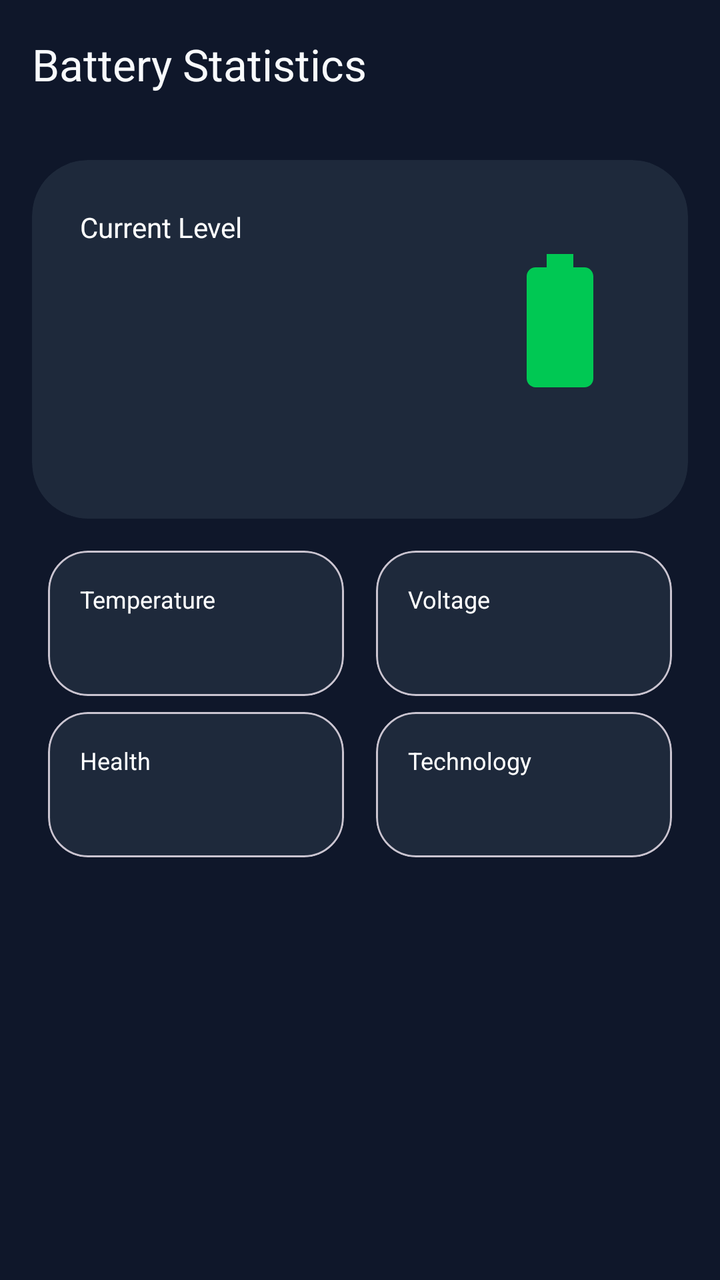
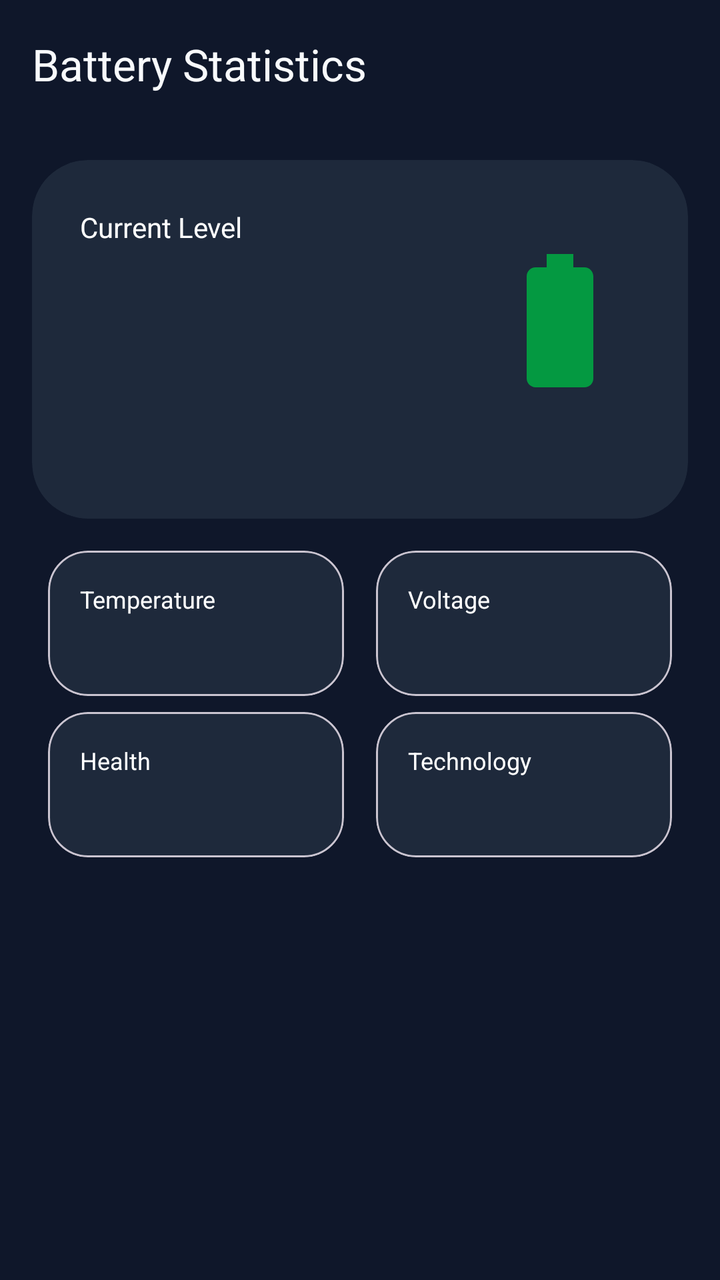

The first picture is an Android layout as it rendered before a commit; the second is the same layout after the commit. The layout source and the unified diff follow.
<!-- AndroidManifest.xml: application theme Theme.BatteryManager -->
<!-- res/layout/activity_next_page.xml -->
<?xml version="1.0" encoding="utf-8"?>
<androidx.coordinatorlayout.widget.CoordinatorLayout xmlns:android="http://schemas.android.com/apk/res/android"
    xmlns:app="http://schemas.android.com/apk/res-auto"
    xmlns:tools="http://schemas.android.com/tools"
    android:layout_width="match_parent"
    android:layout_height="match_parent"
    android:background="@color/bg_dark">

    <com.google.android.material.appbar.AppBarLayout
        android:layout_width="match_parent"
        android:layout_height="wrap_content"
        android:background="@android:color/transparent"
        app:elevation="0dp">

        <androidx.appcompat.widget.Toolbar
            android:id="@+id/toolbar"
            android:layout_width="match_parent"
            android:layout_height="?attr/actionBarSize"
            app:title="Battery Statistics"
            app:titleTextColor="@color/text_primary" />
    </com.google.android.material.appbar.AppBarLayout>

    <androidx.core.widget.NestedScrollView
        android:layout_width="match_parent"
        android:layout_height="match_parent"
        app:layout_behavior="@string/appbar_scrolling_view_behavior">

        <LinearLayout
            android:layout_width="match_parent"
            android:layout_height="wrap_content"
            android:orientation="vertical"
            android:padding="16dp">

            <com.google.android.material.card.MaterialCardView
                android:layout_width="match_parent"
                android:layout_height="wrap_content"
                app:cardBackgroundColor="@color/card_bg"
                app:cardCornerRadius="28dp"
                app:cardElevation="0dp"
                app:strokeWidth="0dp">

                <androidx.constraintlayout.widget.ConstraintLayout
                    android:layout_width="match_parent"
                    android:layout_height="wrap_content"
                    android:padding="24dp">

                    <TextView
                        android:id="@+id/tvLevelLabel"
                        android:layout_width="wrap_content"
                        android:layout_height="wrap_content"
                        android:text="@string/current_level"
                        android:textColor="@color/white"
                        android:textSize="14sp"
                        app:layout_constraintStart_toStartOf="parent"
                        app:layout_constraintTop_toTopOf="parent" />

                    <TextView
                        android:id="@+id/batteryLevelValue"
                        android:layout_width="wrap_content"
                        android:layout_height="wrap_content"
                        android:textColor="@color/green"
                        android:textSize="56sp"
                        android:textStyle="bold"
                        android:fontFamily="@font/digital"
                        app:layout_constraintStart_toStartOf="parent"
                        app:layout_constraintTop_toBottomOf="@id/tvLevelLabel" />

                    <ImageView
                        android:id="@+id/batteryIconLarge"
                        android:layout_width="80dp"
                        android:layout_height="80dp"
                        android:contentDescription="@string/battery_icon"
                        android:src="@drawable/ic_battery"
                        app:layout_constraintBottom_toBottomOf="@id/batteryLevelValue"
                        app:layout_constraintEnd_toEndOf="parent"
                        app:layout_constraintTop_toTopOf="@id/batteryLevelValue" />

                    <TextView
                        android:id="@+id/status"
                        android:layout_width="wrap_content"
                        android:layout_height="wrap_content"
                        android:layout_marginTop="16dp"
                        android:textColor="@color/text_primary"
                        android:textSize="16sp"
                        app:layout_constraintStart_toStartOf="parent"
                        app:layout_constraintTop_toBottomOf="@id/batteryLevelValue" />


                </androidx.constraintlayout.widget.ConstraintLayout>
            </com.google.android.material.card.MaterialCardView>

            <androidx.constraintlayout.widget.ConstraintLayout
                android:layout_width="match_parent"
                android:layout_height="wrap_content"
                android:layout_marginTop="8dp">


                <com.google.android.material.card.MaterialCardView
                    android:id="@+id/cardTemp"
                    android:layout_width="0dp"
                    android:layout_height="wrap_content"
                    android:layout_margin="8dp"
                    app:cardBackgroundColor="@color/card_bg"
                    app:cardCornerRadius="20dp"
                    app:cardElevation="0dp"
                    app:layout_constraintEnd_toStartOf="@+id/cardVolt"
                    app:layout_constraintHorizontal_weight="1"
                    app:layout_constraintStart_toStartOf="parent"
                    app:layout_constraintTop_toTopOf="parent">

                    <LinearLayout
                        android:layout_width="match_parent"
                        android:layout_height="wrap_content"
                        android:orientation="vertical"
                        android:padding="16dp">

                        <TextView
                            android:layout_width="wrap_content"
                            android:layout_height="wrap_content"
                            android:text="@string/temperature"
                            android:textColor="@color/white"
                            android:textSize="12sp" />

                        <TextView
                            android:id="@+id/temperature"
                            android:layout_width="wrap_content"
                            android:layout_height="wrap_content"
                            android:textColor="@color/text_primary"
                            android:textSize="18sp"
                            android:textStyle="bold" />
                    </LinearLayout>
                </com.google.android.material.card.MaterialCardView>

                <com.google.android.material.card.MaterialCardView
                    android:id="@+id/cardVolt"
                    android:layout_width="0dp"
                    android:layout_height="wrap_content"
                    android:layout_margin="8dp"
                    app:cardBackgroundColor="@color/card_bg"
                    app:cardCornerRadius="20dp"
                    app:cardElevation="0dp"
                    app:layout_constraintEnd_toEndOf="parent"
                    app:layout_constraintHorizontal_weight="1"
                    app:layout_constraintStart_toEndOf="@id/cardTemp"
                    app:layout_constraintTop_toTopOf="parent">

                    <LinearLayout
                        android:layout_width="match_parent"
                        android:layout_height="wrap_content"
                        android:orientation="vertical"
                        android:padding="16dp">

                        <TextView
                            android:layout_width="wrap_content"
                            android:layout_height="wrap_content"
                            android:text="@string/voltage"
                            android:textColor="@color/white"
                            android:textSize="12sp" />

                        <TextView
                            android:id="@+id/voltage"
                            android:layout_width="wrap_content"
                            android:layout_height="wrap_content"
                            android:textColor="@color/text_primary"
                            android:textSize="18sp"
                            android:textStyle="bold" />
                    </LinearLayout>
                </com.google.android.material.card.MaterialCardView>

                <com.google.android.material.card.MaterialCardView
                    android:id="@+id/cardHealth"
                    android:layout_width="0dp"
                    android:layout_height="wrap_content"
                    android:layout_margin="8dp"
                    app:cardBackgroundColor="@color/card_bg"
                    app:cardCornerRadius="20dp"
                    app:cardElevation="0dp"
                    app:layout_constraintEnd_toStartOf="@+id/cardTech"
                    app:layout_constraintHorizontal_weight="1"
                    app:layout_constraintStart_toStartOf="parent"
                    app:layout_constraintTop_toBottomOf="@id/cardTemp">

                    <LinearLayout
                        android:layout_width="match_parent"
                        android:layout_height="wrap_content"
                        android:orientation="vertical"
                        android:padding="16dp">

                        <TextView
                            android:layout_width="wrap_content"
                            android:layout_height="wrap_content"
                            android:text="@string/health"
                            android:textColor="@color/white"
                            android:textSize="12sp" />

                        <TextView
                            android:id="@+id/health"
                            android:layout_width="wrap_content"
                            android:layout_height="wrap_content"
                            android:textColor="@color/green"
                            android:textSize="18sp"
                            android:textStyle="bold" />
                    </LinearLayout>
                </com.google.android.material.card.MaterialCardView>

                <com.google.android.material.card.MaterialCardView
                    android:id="@+id/cardTech"
                    android:layout_width="0dp"
                    android:layout_height="wrap_content"
                    android:layout_margin="8dp"
                    app:cardBackgroundColor="@color/card_bg"
                    app:cardCornerRadius="20dp"
                    app:cardElevation="0dp"
                    app:layout_constraintEnd_toEndOf="parent"
                    app:layout_constraintHorizontal_weight="1"
                    app:layout_constraintStart_toEndOf="@id/cardHealth"
                    app:layout_constraintTop_toBottomOf="@id/cardVolt">

                    <LinearLayout
                        android:layout_width="match_parent"
                        android:layout_height="wrap_content"
                        android:orientation="vertical"
                        android:padding="16dp">

                        <TextView
                            android:layout_width="wrap_content"
                            android:layout_height="wrap_content"
                            android:text="@string/technology"
                            android:textColor="@color/white"
                            android:textSize="12sp" />

                        <TextView
                            android:id="@+id/batteryType"
                            android:layout_width="wrap_content"
                            android:layout_height="wrap_content"
                            android:textColor="@color/text_primary"
                            android:textSize="18sp"
                            android:textStyle="bold" />
                    </LinearLayout>
                </com.google.android.material.card.MaterialCardView>

            </androidx.constraintlayout.widget.ConstraintLayout>

            <TextView
                android:layout_width="wrap_content"
                android:layout_height="wrap_content" />

        </LinearLayout>
    </androidx.core.widget.NestedScrollView>

</androidx.coordinatorlayout.widget.CoordinatorLayout>
<!-- resources referenced by this layout -->
<resources>
  <color name="bg_dark">#0F172A</color>
  <color name="card_bg">#1E293B</color>
  <color name="green">#00C853</color>
  <color name="text_primary">#F8FAFC</color>
  <color name="white">#FFFFFFFF</color>
  <!-- drawable ic_battery (drawable) -->
  <vector xmlns:android="http://schemas.android.com/apk/res/android"
      android:width="200dp"
      android:height="200dp"
      android:viewportWidth="24"
      android:viewportHeight="24">
      <path
          android:fillColor="@color/green"
          android:pathData="M15.67,4H14V2h-4v2H8.33C7.6,4 7,4.6 7,5.33v15.33C7,21.4 7.6,22 8.33,22h7.33c0.74,0 1.34,-0.6 1.34,-1.33V5.33C17,4.6 16.4,4 15.67,4z" />
  </vector>
  <string name="battery_icon">battery_icon</string>
  <string name="current_level">Current Level</string>
  <string name="health">Health</string>
  <string name="technology">Technology</string>
  <string name="temperature">Temperature</string>
  <string name="voltage">Voltage</string>
  <style name="Theme.BatteryManager" parent="Base.Theme.BatteryManager" />
  <style name="Base.Theme.BatteryManager" parent="Theme.Material3.DayNight.NoActionBar">
          
          
      </style>
</resources>

<!-- the commit's change to res/layout/activity_next_page.xml (unified diff, before → after) -->
@@ -60,10 +60,11 @@
                         android:layout_height="wrap_content"
                         android:textColor="@color/green"
                         android:textSize="56sp"
+                        android:fontFamily="@font/digital"
                         android:textStyle="bold"
-                        android:fontFamily="@font/digital"
                         app:layout_constraintStart_toStartOf="parent"
-                        app:layout_constraintTop_toBottomOf="@id/tvLevelLabel" />
+                        app:layout_constraintTop_toBottomOf="@id/tvLevelLabel"
+                        />
 
                     <ImageView
                         android:id="@+id/batteryIconLarge"
@@ -241,10 +242,6 @@
 
             </androidx.constraintlayout.widget.ConstraintLayout>
 
-            <TextView
-                android:layout_width="wrap_content"
-                android:layout_height="wrap_content" />
-
         </LinearLayout>
     </androidx.core.widget.NestedScrollView>
 
<!-- resource entries referenced after the edit -->
@@ -2,7 +2,7 @@
 <resources>
   <color name="bg_dark">#0F172A</color>
   <color name="card_bg">#1E293B</color>
-  <color name="green">#00C853</color>
+  <color name="green">#049941</color>
   <color name="text_primary">#F8FAFC</color>
   <color name="white">#FFFFFFFF</color>
   <!-- drawable ic_battery (drawable) -->
